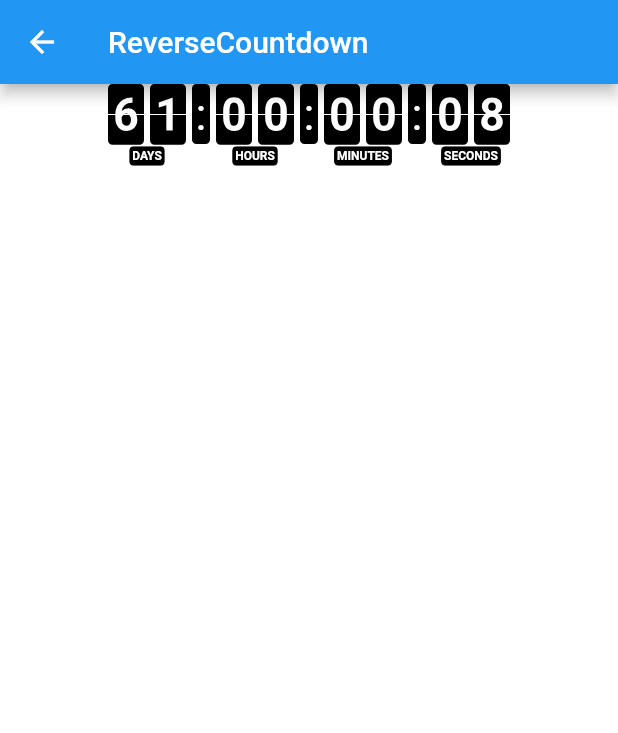
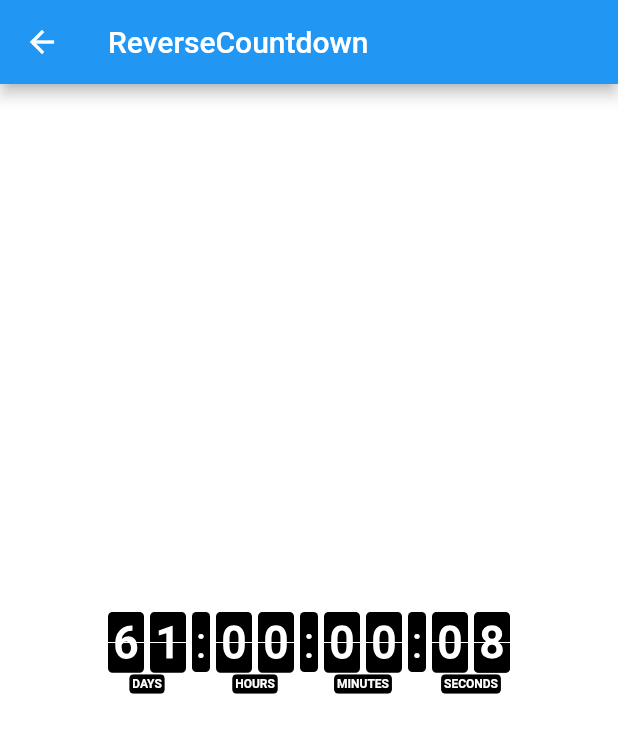
Before and after one commit to hnvn/flutter_flip_panel, a Flutter app: the ReverseCountdown screen opened by its route, on a phone screen of 412 x 824 dp. Shown: the top 733 px of the screen. Run offline on Flutter 3.47's test engine with Material 2 defaults, Android fonts, the phone set to English and light mode, and no system bars.

Commit message:
release v1.0.1

```diff
--- a/example/lib/main.dart
+++ b/example/lib/main.dart
@@ -113,6 +113,7 @@ class AnimatedImagePage extends StatelessWidget {
                                       ))),
                           initValue: 0,
                           spacing: 0.0,
+                          direction: FlipDirection.up,
                         ))
                     .toList(),
               ),
@@ -173,8 +174,9 @@ class FlipClockPage extends StatelessWidget {
       appBar: AppBar(
         title: Text('FlipClock'),
       ),
-      body: Container(
-        child: Center(
+      body: Center(
+        child: SizedBox(
+          height: 64.0,
           child: FlipClock.simple(
             startTime: DateTime.now(),
             digitColor: Colors.white,
@@ -195,8 +197,9 @@ class CountdownClockPage extends StatelessWidget {
       appBar: AppBar(
         title: Text('FlipClock'),
       ),
-      body: Container(
-        child: Center(
+      body: Center(
+        child: SizedBox(
+          height: 64.0,
           child: FlipClock.countdown(
             duration: Duration(minutes: 1),
             digitColor: Colors.white,
@@ -212,7 +215,6 @@ class CountdownClockPage extends StatelessWidget {
 }
 
 class ReverseCountdown extends StatelessWidget {
-
   //when using reverse countdown in your own app, change debugMode to false and provide the requied dDay values.
   final bool debugMode = true;
   DateTime now = DateTime.now();
@@ -220,21 +222,20 @@ class ReverseCountdown extends StatelessWidget {
 
   @override
   Widget build(BuildContext context) {
-
-
-    dDay = (debugMode)? DateTime(now.year, now.month+2, now.day, now.hour, now.minute, now.second+10): dDay;
+    dDay = (debugMode)
+        ? DateTime(now.year, now.month + 2, now.day, now.hour, now.minute,
+            now.second + 10)
+        : dDay;
 
     Duration _duration = dDay.difference(now);
 
-
-
     return Scaffold(
-
       appBar: AppBar(
         title: Text('ReverseCountdown'),
       ),
-      body: Container(
-        child: Center(
+      body: Center(
+        child: SizedBox(
+          height: 64.0,
           child: FlipClock.reverseCountdown(
             duration: _duration,
             digitColor: Colors.white,
--- a/lib/flip_panel.dart
+++ b/lib/flip_panel.dart
@@ -48,7 +48,7 @@ class FlipClock extends StatelessWidget {
     @required this.startTime,
     this.countdownMode = false,
     this.spacing = const EdgeInsets.symmetric(horizontal: 2.0),
-    this.flipDirection = FlipDirection.up,
+    this.flipDirection = FlipDirection.down,
     this.height = 44.0,
     this.width = 60.0,
     this.timeLeft,
@@ -66,7 +66,7 @@ class FlipClock extends StatelessWidget {
     @required double digitSize,
     BorderRadius borderRadius = const BorderRadius.all(Radius.circular(0.0)),
     this.spacing = const EdgeInsets.symmetric(horizontal: 2.0),
-    this.flipDirection = FlipDirection.up,
+    this.flipDirection = FlipDirection.down,
     this.height = 60.0,
     this.width = 44.0,
     this.timeLeft,
@@ -117,7 +117,7 @@ class FlipClock extends StatelessWidget {
     BorderRadius borderRadius = const BorderRadius.all(Radius.circular(0.0)),
     this.spacing = const EdgeInsets.symmetric(horizontal: 2.0),
     this.onDone,
-    this.flipDirection = FlipDirection.up,
+    this.flipDirection = FlipDirection.down,
     this.height = 60.0,
     this.width = 44.0,
     this.startTime,
@@ -170,7 +170,7 @@ class FlipClock extends StatelessWidget {
     BorderRadius borderRadius = const BorderRadius.all(Radius.circular(0.0)),
     this.spacing = const EdgeInsets.symmetric(horizontal: 2.0),
     this.onDone,
-    this.flipDirection = FlipDirection.up,
+    this.flipDirection = FlipDirection.down,
     this.height = 40.0,
     this.width = 24.0,
   })  : countdownMode = true,
@@ -463,7 +463,7 @@ class FlipPanel<T> extends StatefulWidget {
     this.loop = 1,
     this.startIndex = 0,
     this.spacing = 0.5,
-    this.direction = FlipDirection.up,
+    this.direction = FlipDirection.down,
   })  : assert(itemBuilder != null),
         assert(itemsCount != null),
         assert(startIndex < itemsCount),
@@ -487,7 +487,7 @@ class FlipPanel<T> extends StatefulWidget {
     this.initValue,
     this.duration = const Duration(milliseconds: 500),
     this.spacing = 0.5,
-    this.direction = FlipDirection.up,
+    this.direction = FlipDirection.down,
   })  : assert(itemStream != null),
         indexedItemBuilder = null,
         streamItemBuilder = itemBuilder,
--- a/pubspec.yaml
+++ b/pubspec.yaml
@@ -1,6 +1,6 @@
 name: flip_panel
 description: A package for flip panel with built-in animation
-version: 1.0.0
+version: 1.0.1
 author: Hung Duy Ha <hunghd.yb@gmail.com>
 homepage: https://github.com/hnvn/flutter_flip_panel
 
```
Also changed, not shown: example/pubspec.lock, pubspec.lock, 1 other file.
